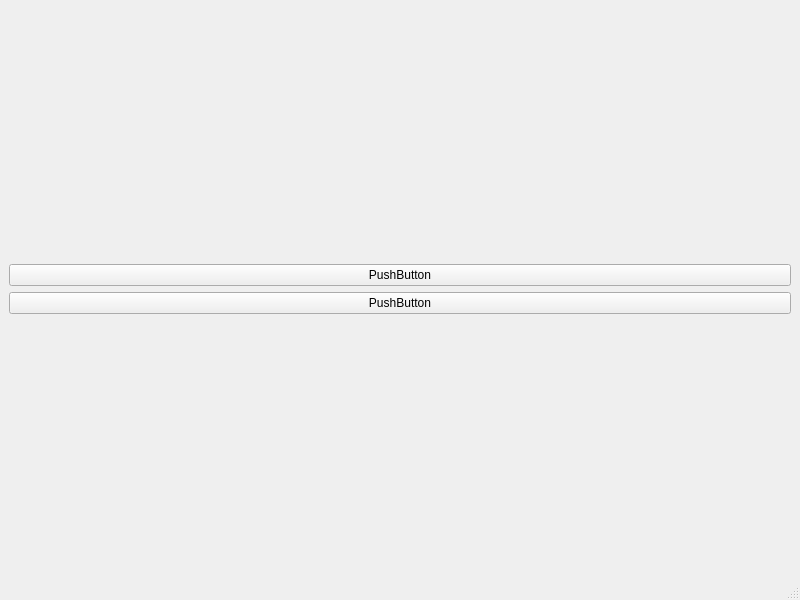
Before: the Qt Designer form gui/configurator.ui in condac/openSimIO, drawn with Qt 5.
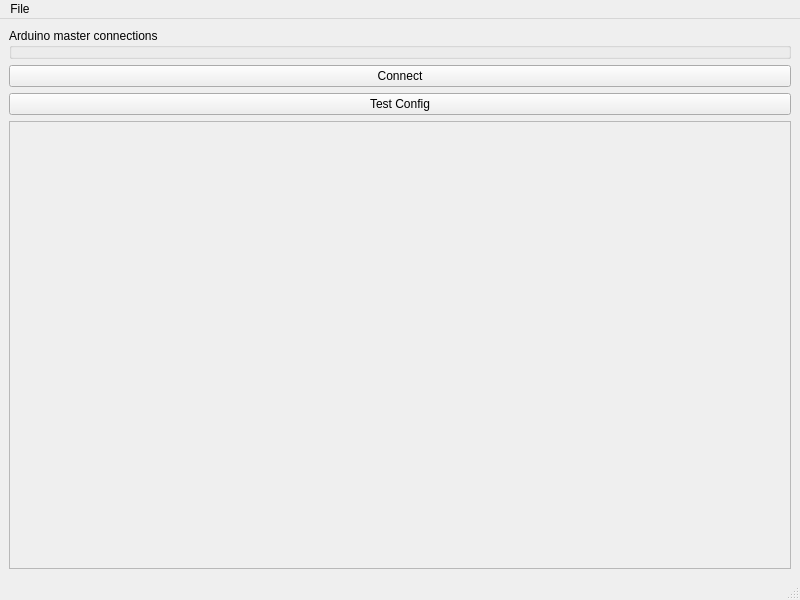
After: the same form once the commit is applied.

```diff
--- a/gui/configurator.ui
+++ b/gui/configurator.ui
@@ -18,19 +18,43 @@
     <item row="0" column="0">
      <layout class="QGridLayout" name="gridLayout">
       <item row="0" column="0">
-       <widget class="QPushButton" name="pushButton">
-        <property name="text">
-         <string>PushButton</string>
+       <widget class="QGroupBox" name="groupBox">
+        <property name="title">
+         <string>Arduino master connections</string>
         </property>
        </widget>
       </item>
-      <item row="1" column="0">
+      <item row="2" column="0">
        <widget class="QPushButton" name="pushButton_2">
         <property name="text">
-         <string>PushButton</string>
+         <string>Test Config</string>
         </property>
        </widget>
       </item>
+      <item row="1" column="0">
+       <widget class="QPushButton" name="pushButton">
+        <property name="text">
+         <string>Connect</string>
+        </property>
+       </widget>
+      </item>
+      <item row="3" column="0">
+       <widget class="QScrollArea" name="scrollArea">
+        <property name="widgetResizable">
+         <bool>true</bool>
+        </property>
+        <widget class="QWidget" name="scrollAreaWidgetContents">
+         <property name="geometry">
+          <rect>
+           <x>0</x>
+           <y>0</y>
+           <width>778</width>
+           <height>429</height>
+          </rect>
+         </property>
+        </widget>
+       </widget>
+      </item>
      </layout>
     </item>
    </layout>
@@ -44,6 +68,15 @@
      <height>22</height>
     </rect>
    </property>
+   <widget class="QMenu" name="menuFile">
+    <property name="title">
+     <string>File</string>
+    </property>
+    <addaction name="actionOpen_config_file"/>
+    <addaction name="separator"/>
+    <addaction name="actionSave"/>
+   </widget>
+   <addaction name="menuFile"/>
   </widget>
   <widget class="QStatusBar" name="statusbar"/>
  </widget>
```
Left out of the diff: 10 changed lines with no effect on the pictures.
